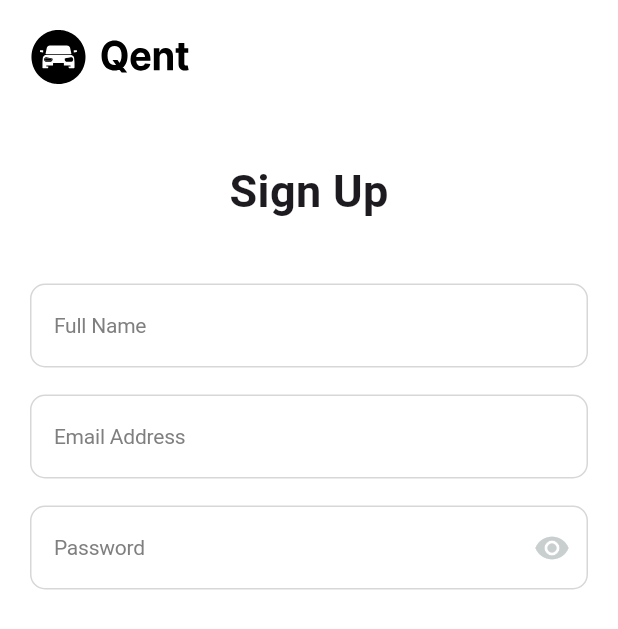
After one commit to essamalrawi/car_rental, a Flutter app: the SignUpView screen opened by its route, on a phone screen of 412 x 824 dp. The commit adds this screen. Shown: the top 629 px of the screen. Run offline on Flutter 3.47's test engine with Material 3 defaults, Android fonts, the phone set to English and light mode, and no system bars; our stand-ins replace dots_indicator, flutter_svg.

Commit message:
add sign up view

```diff
--- a/lib/core/helper_functions/on_generate_route.dart
+++ b/lib/core/helper_functions/on_generate_route.dart
@@ -1,6 +1,7 @@
 import 'package:flutter/material.dart';
 
 import '../../features/auth/presentation/views/sign_in_view.dart';
+import '../../features/auth/presentation/views/sign_up_view.dart';
 import '../../features/on_boarding/presentation/views/on_boarding_view.dart';
 
 Route<dynamic> onGenerateRoute(RouteSettings settings) {
@@ -9,6 +10,8 @@ Route<dynamic> onGenerateRoute(RouteSettings settings) {
       return MaterialPageRoute(builder: (context) => const OnBoardingView());
     case SignInView.routeName:
       return MaterialPageRoute(builder: (context) => const SignInView());
+    case SignUpView.routeName:
+      return MaterialPageRoute(builder: (context) => const SignUpView());
     default:
       return MaterialPageRoute(builder: (context) => const Scaffold());
   }
--- a/lib/core/widgets/custom_button.dart
+++ b/lib/core/widgets/custom_button.dart
@@ -24,7 +24,7 @@ class CustomButton extends StatelessWidget {
       child: TextButton(
         style: TextButton.styleFrom(
           shape: RoundedRectangleBorder(
-            side: BorderSide(
+            side: const BorderSide(
               color: Color(0xFF21292B), // border color
               width: 1, // border width
             ),
--- a/lib/core/widgets/forgot_password.dart
+++ b/lib/core/widgets/forgot_password.dart
@@ -24,7 +24,7 @@ class _ForgotPasswordState extends State<ForgotPassword> {
             setState(() {});
           },
         ),
-        SizedBox(width: 10),
+        const SizedBox(width: 10),
         Text(
           'Remember Me',
 
@@ -33,7 +33,7 @@ class _ForgotPasswordState extends State<ForgotPassword> {
             color: const Color(0xFF7F7F7F),
           ),
         ),
-        Spacer(),
+        const Spacer(),
         Text(
           'Forgot Password',
           style: TextStyles.regular14.copyWith(
--- a/lib/core/widgets/social_login_button.dart
+++ b/lib/core/widgets/social_login_button.dart
@@ -23,7 +23,7 @@ class SocialLoginButton extends StatelessWidget {
       child: TextButton(
         style: TextButton.styleFrom(
           shape: RoundedRectangleBorder(
-            side: BorderSide(
+            side: const BorderSide(
               color: Color(0XFFD7D7D7), // border color
               width: 1, // border width
             ),
--- /dev/null
+++ b/lib/features/auth/presentation/views/sign_up_view.dart
@@ -0,0 +1,13 @@
+import 'package:car_rental/features/auth/presentation/views/widgets/sign_up_view_body.dart';
+import 'package:flutter/material.dart';
+
+class SignUpView extends StatelessWidget {
+  const SignUpView({super.key});
+
+  static const routeName = "sign_up";
+
+  @override
+  Widget build(BuildContext context) {
+    return const Scaffold(body: SafeArea(child: SignUpViewBody()));
+  }
+}
--- a/lib/features/auth/presentation/views/widgets/custom_check_box.dart
+++ b/lib/features/auth/presentation/views/widgets/custom_check_box.dart
@@ -24,7 +24,7 @@ class CustomCheckBox extends StatelessWidget {
         height: 24,
         duration: const Duration(milliseconds: 100),
         decoration: ShapeDecoration(
-          color: isChecked ? Color(0xff454545) : Colors.white,
+          color: isChecked ? const Color(0xff454545) : Colors.white,
           shape: RoundedRectangleBorder(
             side: BorderSide(
               width: 1.50,
--- a/lib/features/auth/presentation/views/widgets/sign_in_view_body.dart
+++ b/lib/features/auth/presentation/views/widgets/sign_in_view_body.dart
@@ -38,7 +38,7 @@ class SignInViewBody extends StatelessWidget {
                   textInputType: TextInputType.emailAddress,
                 ),
                 const SizedBox(height: 18),
-                PasswordField(),
+                const PasswordField(),
                 const SizedBox(height: 28),
                 const ForgotPassword(),
                 const SizedBox(height: 28),
--- /dev/null
+++ b/lib/features/auth/presentation/views/widgets/sign_up_view_body.dart
@@ -0,0 +1,50 @@
+import 'package:car_rental/core/widgets/custom_text_form_field.dart';
+import 'package:car_rental/core/widgets/password_field.dart';
+import 'package:flutter/material.dart';
+import 'package:flutter_svg/svg.dart';
+
+import '../../../../../core/utils/app_text_styles.dart';
+import '../../../../../generated/assets.dart';
+
+class SignUpViewBody extends StatelessWidget {
+  const SignUpViewBody({super.key});
+
+  @override
+  Widget build(BuildContext context) {
+    return CustomScrollView(
+      slivers: [
+        SliverToBoxAdapter(
+          child: Padding(
+            padding: const EdgeInsets.symmetric(horizontal: 20),
+            child: Column(
+              crossAxisAlignment: CrossAxisAlignment.start,
+              children: [
+                const SizedBox(height: 20),
+                SvgPicture.asset(Assets.imagesAuthViewLogo),
+                const SizedBox(height: 50),
+                const Row(
+                  mainAxisAlignment: MainAxisAlignment.center,
+                  children: [Text('Sign Up', style: TextStyles.semibold30)],
+                ),
+                const SizedBox(height: 40),
+                const CustomTextFormField(
+                  hintText: "Full Name",
+                  textInputType: TextInputType.text,
+                  obscureText: false,
+                ),
+                const SizedBox(height: 18),
+                const CustomTextFormField(
+                  hintText: "Email Address",
+                  textInputType: TextInputType.emailAddress,
+                  obscureText: false,
+                ),
+                const SizedBox(height: 18),
+                const PasswordField(),
+              ],
+            ),
+          ),
+        ),
+      ],
+    );
+  }
+}
--- a/pubspec.yaml
+++ b/pubspec.yaml
@@ -37,6 +37,7 @@ dependencies:
   dots_indicator: ^4.0.1
   flutter_native_splash: ^2.4.6
   flutter_svg: ^2.2.0
+  high_q_paginated_drop_down: ^2.1.3
 dev_dependencies:
   flutter_launcher_icons: ^0.14.4
   flutter_test:
```
Also changed, not shown: lib/core/widgets/or_divider.dart (+5 -5 lines), lib/features/auth/presentation/views/widgets/dont_have_an_account.dart (+16 -3 lines), lib/features/on_boarding/presentation/views/widgets/on_boarding_view_body.dart (+5 -5 lines), lib/generated/assets.dart, pubspec.lock.
